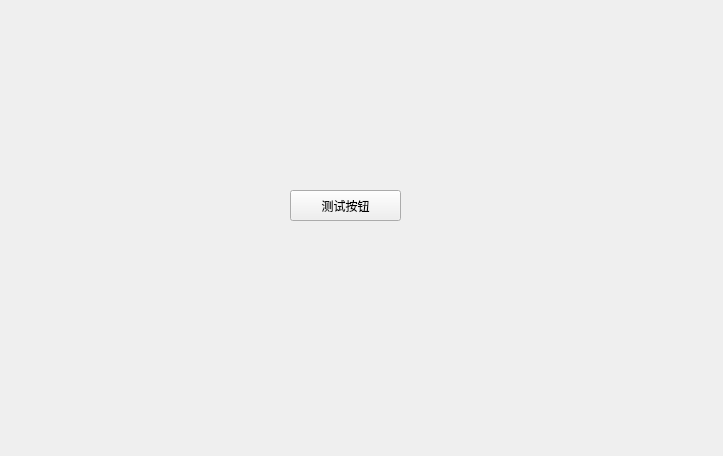
This is ui_page/page_two.ui in DokinWang/MakeMoneyGUI as Qt 5 draws it before an edit. The edited form follows.
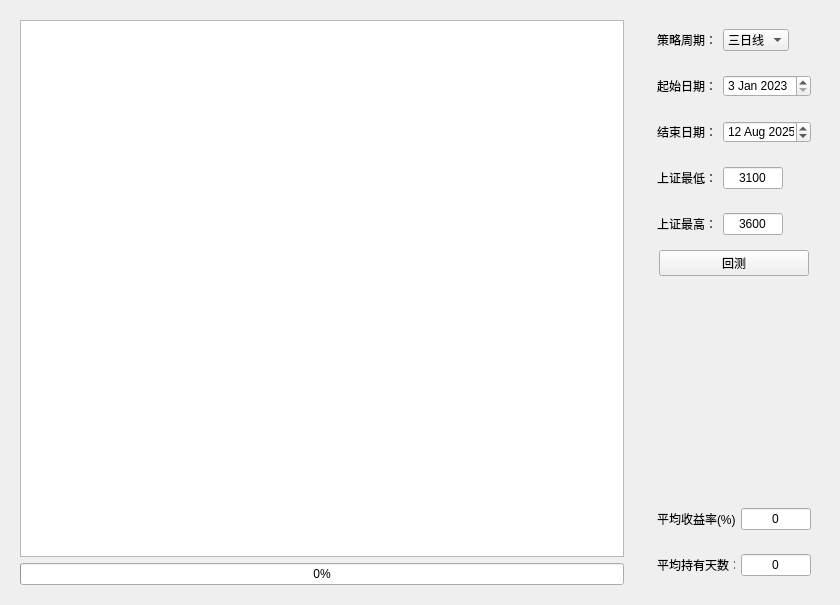
This is the edited form. Custom widgets are drawn as their Qt base class.

Commit message: 增加回测逻辑

Diff of the .ui file:
```diff
--- a/ui_page/page_two.ui
+++ b/ui_page/page_two.ui
@@ -6,26 +6,427 @@
    <rect>
     <x>0</x>
     <y>0</y>
-    <width>723</width>
-    <height>456</height>
+    <width>840</width>
+    <height>605</height>
    </rect>
   </property>
   <property name="windowTitle">
    <string>Form</string>
   </property>
-  <widget class="PushButton" name="pushButton">
-   <property name="geometry">
-    <rect>
-     <x>290</x>
-     <y>190</y>
-     <width>111</width>
-     <height>31</height>
-    </rect>
-   </property>
-   <property name="text">
-    <string>测试按钮</string>
-   </property>
-  </widget>
+  <layout class="QHBoxLayout" name="horizontalLayout">
+   <item>
+    <widget class="QWidget" name="widget_9" native="true">
+     <layout class="QVBoxLayout" name="verticalLayout_2">
+      <item>
+       <widget class="QTableWidget" name="stockBackTestTable"/>
+      </item>
+      <item>
+       <widget class="QProgressBar" name="backTestProgress">
+        <property name="maximum">
+         <number>100</number>
+        </property>
+        <property name="value">
+         <number>0</number>
+        </property>
+        <property name="alignment">
+         <set>Qt::AlignCenter</set>
+        </property>
+       </widget>
+      </item>
+     </layout>
+    </widget>
+   </item>
+   <item alignment="Qt::AlignRight">
+    <widget class="QWidget" name="widget" native="true">
+     <property name="maximumSize">
+      <size>
+       <width>190</width>
+       <height>16777215</height>
+      </size>
+     </property>
+     <layout class="QVBoxLayout" name="verticalLayout">
+      <item alignment="Qt::AlignLeft">
+       <widget class="QWidget" name="widget_2" native="true">
+        <property name="maximumSize">
+         <size>
+          <width>16777215</width>
+          <height>40</height>
+         </size>
+        </property>
+        <layout class="QHBoxLayout" name="horizontalLayout_2">
+         <item>
+          <widget class="QLabel" name="label">
+           <property name="text">
+            <string>策略周期：</string>
+           </property>
+          </widget>
+         </item>
+         <item>
+          <widget class="QComboBox" name="policySelect">
+           <item>
+            <property name="text">
+             <string>三日线</string>
+            </property>
+           </item>
+           <item>
+            <property name="text">
+             <string>周线</string>
+            </property>
+           </item>
+          </widget>
+         </item>
+        </layout>
+       </widget>
+      </item>
+      <item alignment="Qt::AlignLeft">
+       <widget class="QWidget" name="widget_5" native="true">
+        <property name="sizePolicy">
+         <sizepolicy hsizetype="Minimum" vsizetype="Preferred">
+          <horstretch>0</horstretch>
+          <verstretch>0</verstretch>
+         </sizepolicy>
+        </property>
+        <property name="maximumSize">
+         <size>
+          <width>200</width>
+          <height>40</height>
+         </size>
+        </property>
+        <layout class="QHBoxLayout" name="horizontalLayout_5">
+         <item alignment="Qt::AlignLeft">
+          <widget class="QLabel" name="label_4">
+           <property name="text">
+            <string>起始日期：</string>
+           </property>
+          </widget>
+         </item>
+         <item>
+          <widget class="QDateEdit" name="startTime">
+           <property name="dateTime">
+            <datetime>
+             <hour>0</hour>
+             <minute>0</minute>
+             <second>0</second>
+             <year>2023</year>
+             <month>1</month>
+             <day>3</day>
+            </datetime>
+           </property>
+           <property name="minimumDateTime">
+            <datetime>
+             <hour>0</hour>
+             <minute>0</minute>
+             <second>0</second>
+             <year>2023</year>
+             <month>1</month>
+             <day>3</day>
+            </datetime>
+           </property>
+           <property name="minimumDate">
+            <date>
+             <year>2023</year>
+             <month>1</month>
+             <day>3</day>
+            </date>
+           </property>
+          </widget>
+         </item>
+        </layout>
+       </widget>
+      </item>
+      <item alignment="Qt::AlignLeft">
+       <widget class="QWidget" name="widget_6" native="true">
+        <property name="sizePolicy">
+         <sizepolicy hsizetype="Minimum" vsizetype="Preferred">
+          <horstretch>0</horstretch>
+          <verstretch>0</verstretch>
+         </sizepolicy>
+        </property>
+        <property name="maximumSize">
+         <size>
+          <width>200</width>
+          <height>40</height>
+         </size>
+        </property>
+        <layout class="QHBoxLayout" name="horizontalLayout_6">
+         <item alignment="Qt::AlignLeft">
+          <widget class="QLabel" name="label_5">
+           <property name="text">
+            <string>结束日期：</string>
+           </property>
+          </widget>
+         </item>
+         <item>
+          <widget class="QDateEdit" name="endTime">
+           <property name="dateTime">
+            <datetime>
+             <hour>16</hour>
+             <minute>0</minute>
+             <second>0</second>
+             <year>2025</year>
+             <month>8</month>
+             <day>12</day>
+            </datetime>
+           </property>
+           <property name="minimumDateTime">
+            <datetime>
+             <hour>0</hour>
+             <minute>0</minute>
+             <second>0</second>
+             <year>2023</year>
+             <month>1</month>
+             <day>3</day>
+            </datetime>
+           </property>
+           <property name="minimumDate">
+            <date>
+             <year>2023</year>
+             <month>1</month>
+             <day>3</day>
+            </date>
+           </property>
+           <property name="minimumTime">
+            <time>
+             <hour>0</hour>
+             <minute>0</minute>
+             <second>0</second>
+            </time>
+           </property>
+          </widget>
+         </item>
+        </layout>
+       </widget>
+      </item>
+      <item alignment="Qt::AlignLeft">
+       <widget class="QWidget" name="widget_3" native="true">
+        <property name="sizePolicy">
+         <sizepolicy hsizetype="Minimum" vsizetype="Preferred">
+          <horstretch>0</horstretch>
+          <verstretch>0</verstretch>
+         </sizepolicy>
+        </property>
+        <property name="maximumSize">
+         <size>
+          <width>200</width>
+          <height>40</height>
+         </size>
+        </property>
+        <layout class="QHBoxLayout" name="horizontalLayout_3">
+         <item alignment="Qt::AlignLeft">
+          <widget class="QLabel" name="label_2">
+           <property name="text">
+            <string>上证最低：</string>
+           </property>
+          </widget>
+         </item>
+         <item>
+          <widget class="QLineEdit" name="shMin">
+           <property name="minimumSize">
+            <size>
+             <width>60</width>
+             <height>0</height>
+            </size>
+           </property>
+           <property name="maximumSize">
+            <size>
+             <width>60</width>
+             <height>16777215</height>
+            </size>
+           </property>
+           <property name="text">
+            <string>3100</string>
+           </property>
+           <property name="alignment">
+            <set>Qt::AlignCenter</set>
+           </property>
+          </widget>
+         </item>
+        </layout>
+       </widget>
+      </item>
+      <item alignment="Qt::AlignLeft">
+       <widget class="QWidget" name="widget_4" native="true">
+        <property name="sizePolicy">
+         <sizepolicy hsizetype="Minimum" vsizetype="Preferred">
+          <horstretch>0</horstretch>
+          <verstretch>0</verstretch>
+         </sizepolicy>
+        </property>
+        <property name="maximumSize">
+         <size>
+          <width>200</width>
+          <height>40</height>
+         </size>
+        </property>
+        <layout class="QHBoxLayout" name="horizontalLayout_4">
+         <item alignment="Qt::AlignLeft">
+          <widget class="QLabel" name="label_3">
+           <property name="text">
+            <string>上证最高：</string>
+           </property>
+          </widget>
+         </item>
+         <item>
+          <widget class="QLineEdit" name="shMax">
+           <property name="minimumSize">
+            <size>
+             <width>60</width>
+             <height>0</height>
+            </size>
+           </property>
+           <property name="maximumSize">
+            <size>
+             <width>60</width>
+             <height>16777215</height>
+            </size>
+           </property>
+           <property name="text">
+            <string>3600</string>
+           </property>
+           <property name="alignment">
+            <set>Qt::AlignCenter</set>
+           </property>
+          </widget>
+         </item>
+        </layout>
+       </widget>
+      </item>
+      <item alignment="Qt::AlignHCenter">
+       <widget class="PushButton" name="backTestBtn">
+        <property name="minimumSize">
+         <size>
+          <width>150</width>
+          <height>0</height>
+         </size>
+        </property>
+        <property name="maximumSize">
+         <size>
+          <width>150</width>
+          <height>16777215</height>
+         </size>
+        </property>
+        <property name="text">
+         <string>回测</string>
+        </property>
+       </widget>
+      </item>
+      <item>
+       <spacer name="verticalSpacer">
+        <property name="orientation">
+         <enum>Qt::Vertical</enum>
+        </property>
+        <property name="sizeHint" stdset="0">
+         <size>
+          <width>20</width>
+          <height>40</height>
+         </size>
+        </property>
+       </spacer>
+      </item>
+      <item alignment="Qt::AlignLeft">
+       <widget class="QWidget" name="widget_7" native="true">
+        <property name="sizePolicy">
+         <sizepolicy hsizetype="Minimum" vsizetype="Preferred">
+          <horstretch>0</horstretch>
+          <verstretch>0</verstretch>
+         </sizepolicy>
+        </property>
+        <property name="maximumSize">
+         <size>
+          <width>200</width>
+          <height>40</height>
+         </size>
+        </property>
+        <layout class="QHBoxLayout" name="horizontalLayout_7">
+         <item alignment="Qt::AlignLeft">
+          <widget class="QLabel" name="label_6">
+           <property name="text">
+            <string>平均收益率(%)：</string>
+           </property>
+          </widget>
+         </item>
+         <item>
+          <widget class="QLineEdit" name="avg_ret">
+           <property name="minimumSize">
+            <size>
+             <width>70</width>
+             <height>0</height>
+            </size>
+           </property>
+           <property name="maximumSize">
+            <size>
+             <width>70</width>
+             <height>16777215</height>
+            </size>
+           </property>
+           <property name="text">
+            <string>0</string>
+           </property>
+           <property name="alignment">
+            <set>Qt::AlignCenter</set>
+           </property>
+           <property name="readOnly">
+            <bool>true</bool>
+           </property>
+          </widget>
+         </item>
+        </layout>
+       </widget>
+      </item>
+      <item alignment="Qt::AlignLeft">
+       <widget class="QWidget" name="widget_8" native="true">
+        <property name="sizePolicy">
+         <sizepolicy hsizetype="Minimum" vsizetype="Preferred">
+          <horstretch>0</horstretch>
+          <verstretch>0</verstretch>
+         </sizepolicy>
+        </property>
+        <property name="maximumSize">
+         <size>
+          <width>200</width>
+          <height>40</height>
+         </size>
+        </property>
+        <layout class="QHBoxLayout" name="horizontalLayout_8">
+         <item alignment="Qt::AlignLeft">
+          <widget class="QLabel" name="label_7">
+           <property name="text">
+            <string>平均持有天数：  </string>
+           </property>
+          </widget>
+         </item>
+         <item>
+          <widget class="QLineEdit" name="avg_days">
+           <property name="minimumSize">
+            <size>
+             <width>70</width>
+             <height>0</height>
+            </size>
+           </property>
+           <property name="maximumSize">
+            <size>
+             <width>70</width>
+             <height>16777215</height>
+            </size>
+           </property>
+           <property name="text">
+            <string>0</string>
+           </property>
+           <property name="alignment">
+            <set>Qt::AlignCenter</set>
+           </property>
+           <property name="readOnly">
+            <bool>true</bool>
+           </property>
+          </widget>
+         </item>
+        </layout>
+       </widget>
+      </item>
+     </layout>
+    </widget>
+   </item>
+  </layout>
  </widget>
  <customwidgets>
   <customwidget>
```
The commit also changes 9 other files.
